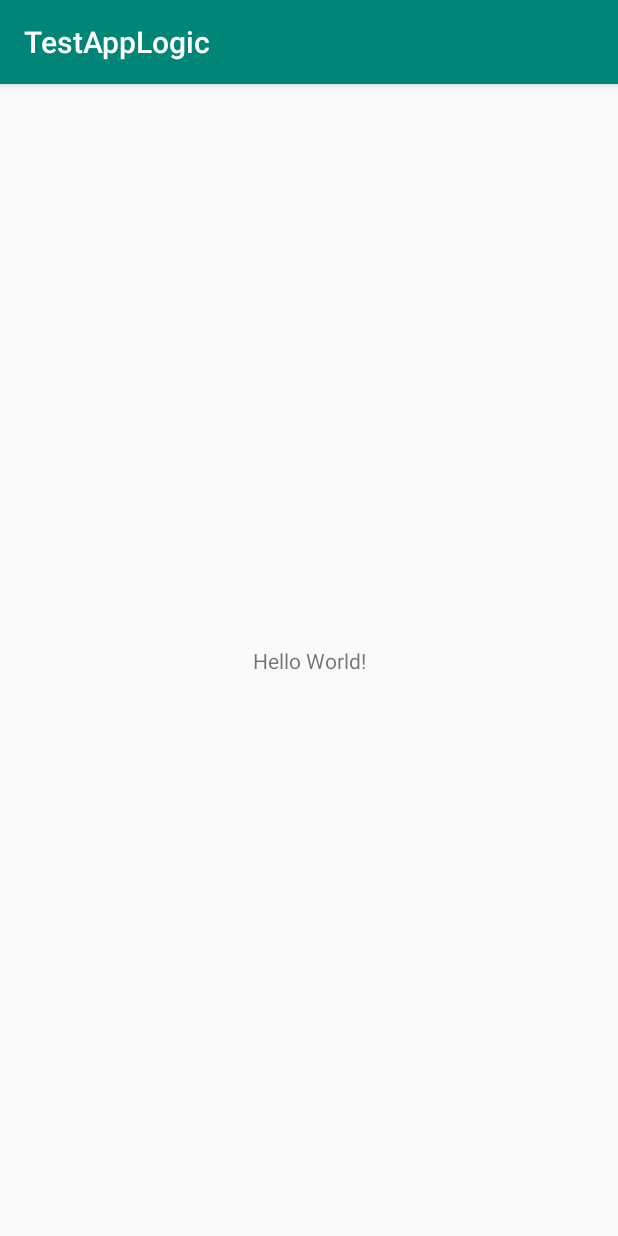
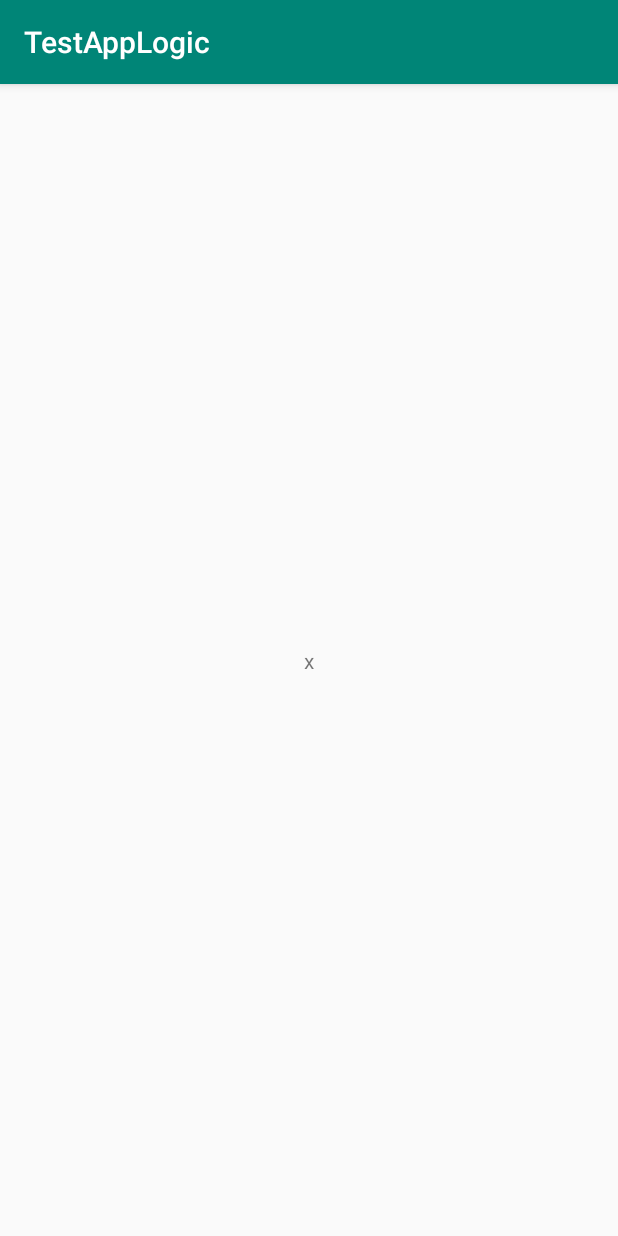
Before and after one commit to ungkritsunz/TestAppLogic, an Android app: the screen it shows after launch (MainActivity), on a phone screen of 412 x 824 dp. Run offline under Robolectric (Android 15) with nearby library versions, the phone set to English and light mode, and no system bars; our stand-ins replace data binding.

Commit message:
commit main and layout

```diff
--- a/app/build.gradle
+++ b/app/build.gradle
@@ -20,6 +20,9 @@ android {
             proguardFiles getDefaultProguardFile('proguard-android-optimize.txt'), 'proguard-rules.pro'
         }
     }
+    dataBinding {
+        enabled = true
+    }
 }
 
 dependencies {
--- a/app/src/main/java/com/example/testapplogic/MainActivity.kt
+++ b/app/src/main/java/com/example/testapplogic/MainActivity.kt
@@ -1,12 +1,21 @@
 package com.example.testapplogic
 
+import android.databinding.DataBindingUtil
 import android.support.v7.app.AppCompatActivity
 import android.os.Bundle
+import com.example.testapplogic.databinding.ActivityMainBinding
 
 class MainActivity : AppCompatActivity() {
-
+    var binding: ActivityMainBinding? = null
     override fun onCreate(savedInstanceState: Bundle?) {
         super.onCreate(savedInstanceState)
-        setContentView(R.layout.activity_main)
+//        setContentView(R.layout.activity_main)
+        binding = DataBindingUtil.setContentView(this,R.layout.activity_main)
+        init()
+    }
+    private fun init(){
+        binding?.apply {
+            tv1.text = "x"
+        }
     }
 }
--- a/app/src/main/res/layout/activity_main.xml
+++ b/app/src/main/res/layout/activity_main.xml
@@ -1,13 +1,14 @@
 <?xml version="1.0" encoding="utf-8"?>
-<android.support.constraint.ConstraintLayout
+<layout
         xmlns:android="http://schemas.android.com/apk/res/android"
         xmlns:tools="http://schemas.android.com/tools"
         xmlns:app="http://schemas.android.com/apk/res-auto"
+        >
+<android.support.constraint.ConstraintLayout
     android:layout_width="match_parent"
-        android:layout_height="match_parent"
-        tools:context=".MainActivity">
-
+    android:layout_height="match_parent">
     <TextView
+        android:id="@+id/tv1"
         android:layout_width="wrap_content"
         android:layout_height="wrap_content"
         android:text="Hello World!"
@@ -17,3 +18,5 @@
         app:layout_constraintTop_toTopOf="parent"/>
 
 </android.support.constraint.ConstraintLayout>
+
+</layout>
```
Lines whose indentation alone changed are shown as unchanged.
